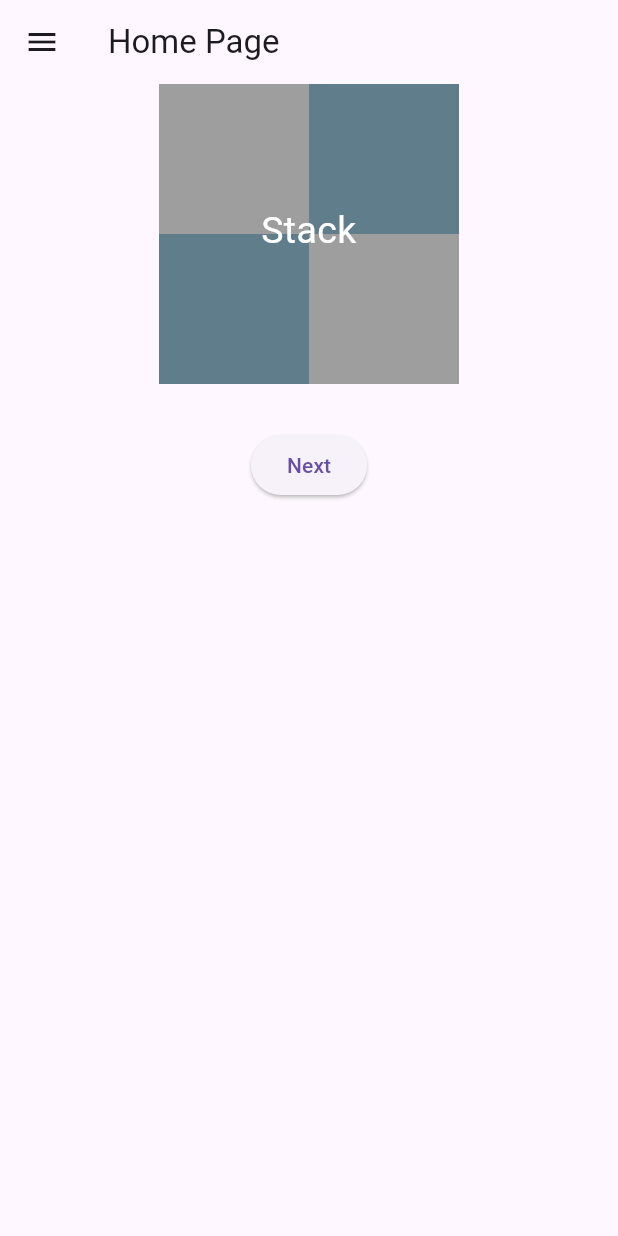
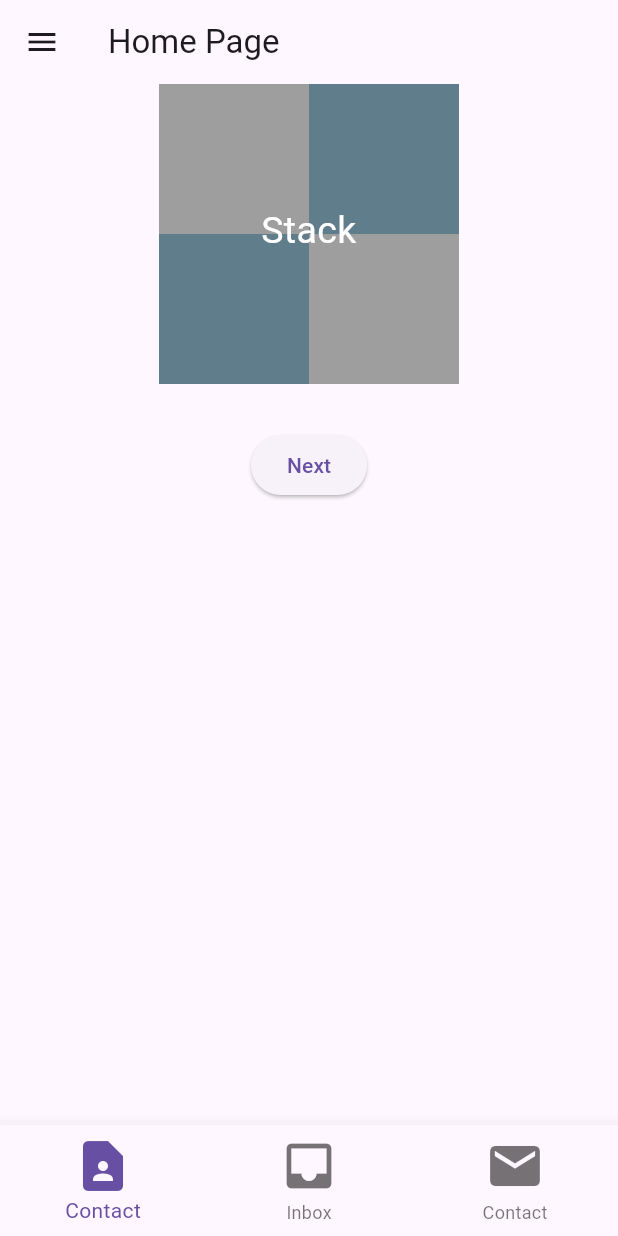
Before and after one commit to Viraj1812/login_page, a Flutter app: the HomePage screen opened by its route, on a phone screen of 412 x 824 dp. Run offline on Flutter 3.47's test engine with Material 3 defaults, Android fonts, the phone set to English and light mode, and no system bars.

```diff
--- a/lib/home_page.dart
+++ b/lib/home_page.dart
@@ -1,8 +1,24 @@
 import 'package:flutter/material.dart';
-import 'package:login_page/utils/routes_name.dart';
+import 'package:login_page/stack_ex.dart';
+import 'package:login_page/tab_first_screen.dart';
+import 'package:login_page/tab_second_screen.dart';
+// import 'package:login_page/utils/routes_name.dart';
 
-class HomePage extends StatelessWidget {
+class HomePage extends StatefulWidget {
   const HomePage({super.key});
+
+  @override
+  State<HomePage> createState() => _HomePageState();
+}
+
+class _HomePageState extends State<HomePage> {
+  int _selectedIndex = 0;
+
+  var widgetList = [
+    const StackEX(),
+    const TabFirstScreen(),
+    const TabSecondScreen(),
+  ];
 
   @override
   Widget build(BuildContext context) {
@@ -51,58 +67,37 @@ class HomePage extends StatelessWidget {
       appBar: AppBar(
         title: const Text('Home Page'),
       ),
-      body: Column(
-        crossAxisAlignment: CrossAxisAlignment.center,
-        mainAxisSize: MainAxisSize.max,
-        children: [
-          Stack(
-            children: [
-              Container(
-                width: 200,
-                height: 200,
-                color: Colors.blueGrey,
-              ),
-              Container(
-                width: 100,
-                height: 100,
-                color: Colors.grey,
-              ),
-              Positioned(
-                top: 100,
-                left: 100,
-                child: Container(
-                  width: 100,
-                  height: 100,
-                  color: Colors.grey,
-                ),
-              ),
-              const Positioned(
-                top: 80,
-                left: 68,
-                child: Text(
-                  'Stack',
-                  style: TextStyle(
-                    color: Colors.white,
-                    fontSize: 25,
-                  ),
-                ),
-              )
-            ],
+      body: widgetList[_selectedIndex],
+      bottomNavigationBar: BottomNavigationBar(
+        elevation: 10,
+        onTap: _onItemTapped,
+        currentIndex: _selectedIndex,
+        iconSize: 40,
+        items: [
+          BottomNavigationBarItem(
+            icon: const Icon(Icons.contact_page),
+            label: 'Contact',
+            backgroundColor: Colors.blue.shade400,
           ),
-          const SizedBox(
-            height: 30,
+          BottomNavigationBarItem(
+            icon: const Icon(Icons.inbox),
+            label: 'Inbox',
+            backgroundColor: Colors.blue.shade400,
+            tooltip: 'Inbox',
           ),
-          Container(
-            alignment: Alignment.center,
-            child: ElevatedButton(
-              onPressed: () {
-                Navigator.pushNamed(context, RoutesName.secondPage);
-              },
-              child: const Text('Next'),
-            ),
+          BottomNavigationBarItem(
+            icon: const Icon(Icons.mail),
+            label: 'Contact',
+            backgroundColor: Colors.blue.shade400,
           ),
         ],
       ),
     );
   }
+
+  void _onItemTapped(int index) {
+    setState(() {
+      _selectedIndex = index;
+    });
+  }
 }
--- /dev/null
+++ b/lib/stack_ex.dart
@@ -0,0 +1,62 @@
+import 'package:flutter/material.dart';
+import 'package:login_page/utils/routes_name.dart';
+
+class StackEX extends StatelessWidget {
+  const StackEX({super.key});
+
+  @override
+  Widget build(BuildContext context) {
+    return Column(
+      crossAxisAlignment: CrossAxisAlignment.center,
+      mainAxisSize: MainAxisSize.max,
+      children: [
+        Stack(
+          children: [
+            Container(
+              width: 200,
+              height: 200,
+              color: Colors.blueGrey,
+            ),
+            Container(
+              width: 100,
+              height: 100,
+              color: Colors.grey,
+            ),
+            Positioned(
+              top: 100,
+              left: 100,
+              child: Container(
+                width: 100,
+                height: 100,
+                color: Colors.grey,
+              ),
+            ),
+            const Positioned(
+              top: 80,
+              left: 68,
+              child: Text(
+                'Stack',
+                style: TextStyle(
+                  color: Colors.white,
+                  fontSize: 25,
+                ),
+              ),
+            )
+          ],
+        ),
+        const SizedBox(
+          height: 30,
+        ),
+        Container(
+          alignment: Alignment.center,
+          child: ElevatedButton(
+            onPressed: () {
+              Navigator.pushNamed(context, RoutesName.secondPage);
+            },
+            child: const Text('Next'),
+          ),
+        ),
+      ],
+    );
+  }
+}
--- a/lib/tab_first_screen.dart
+++ b/lib/tab_first_screen.dart
@@ -9,10 +9,11 @@ class TabFirstScreen extends StatelessWidget {
     return Container(
       color: Colors.white,
       child: Column(
+        mainAxisAlignment: MainAxisAlignment.center,
         children: [
           const Center(
             child: Text(
-              'It is a contact tab, which is responsible for displaying the contacts stored in your mobile',
+              'Tab 1',
               style: TextStyle(fontSize: 32.0, color: Colors.black),
             ),
           ),
--- a/lib/tab_second_screen.dart
+++ b/lib/tab_second_screen.dart
@@ -9,10 +9,11 @@ class TabSecondScreen extends StatelessWidget {
     return Container(
       color: Colors.white,
       child: Column(
+        mainAxisAlignment: MainAxisAlignment.center,
         children: [
           const Center(
             child: Text(
-              'It is a contact tab, which is responsible for displaying the contacts stored in your mobile',
+              'Tab 2',
               style: TextStyle(fontSize: 32.0, color: Colors.black),
             ),
           ),
--- a/lib/tabbar.dart
+++ b/lib/tabbar.dart
@@ -8,7 +8,7 @@ class Tabber extends StatelessWidget {
   @override
   Widget build(BuildContext context) {
     return DefaultTabController(
-      initialIndex: 1,
+      initialIndex: 0,
       length: 4,
       child: Scaffold(
         appBar: AppBar(
```
